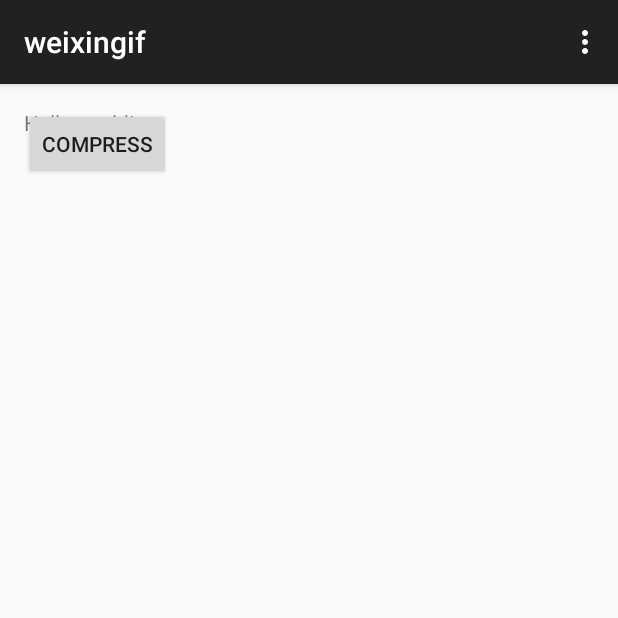
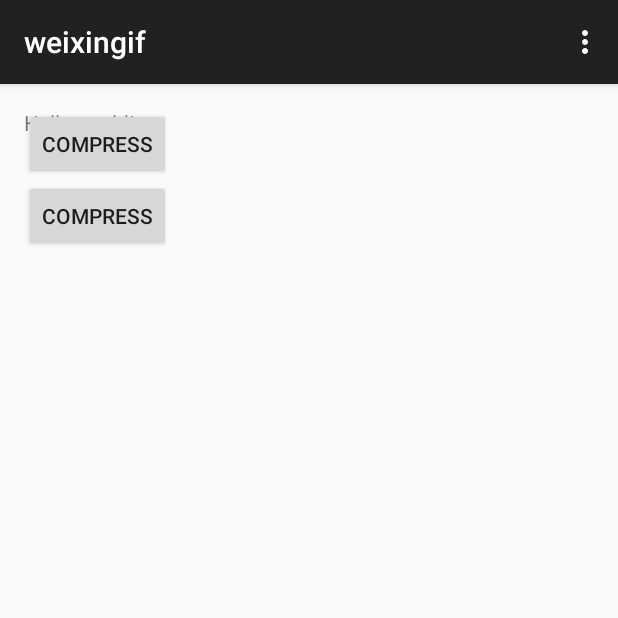
Before and after one commit to kaitian521/weixingif, an Android app: the screen it shows after launch (MainActivity), on a phone screen of 412 x 824 dp, the top half of it. Run offline under Robolectric (Android 15) with nearby library versions, the phone set to English and light mode, and no system bars; 1 statement that could not run was skipped.

Commit message:
chang strategy

```diff
--- a/app/src/main/java/kai/com/weixingif/MainActivity.java
+++ b/app/src/main/java/kai/com/weixingif/MainActivity.java
@@ -27,7 +27,7 @@ public class MainActivity extends ActionBarActivity {
         System.loadLibrary("GifProcess");
     }
 
-    Button button;
+    Button button, button2;
 
     @Override
     protected void onCreate(Bundle savedInstanceState) {
@@ -52,6 +52,18 @@ public class MainActivity extends ActionBarActivity {
             }
         });
 
+        button2 = (Button) findViewById(R.id.button2);
+        button2.setOnClickListener(new View.OnClickListener() {
+            @Override
+            public void onClick(View view) {
+//                Intent intent = new Intent();
+//                intent.setAction("android.intent.action.XXXXXXXX");
+//                intent.addCategory("FUCKU");
+//                startActivity(intent);
+                send();
+            }
+        });
+
         final GifMovieView gif1 = (GifMovieView) findViewById(R.id.gif1);
 
         gif1.setMovie(Movie.decodeFile(path + "/" + name));
@@ -60,7 +72,7 @@ public class MainActivity extends ActionBarActivity {
     }
 
     private void send() {
-        String ret = GifSicleRequest.getGifInfo("/storage/sdcard0/gif", "5M.gif");
+        String ret = GifSicleRequest.getGifInfo("/storage/sdcard0/gif", "code.gif");
         String[] rett = ret.split(";");
         for (String str: rett) {
             Log.i("MainActivity", str);
--- a/app/src/main/res/layout/activity_main.xml
+++ b/app/src/main/res/layout/activity_main.xml
@@ -21,4 +21,11 @@
         android:layout_height="wrap_content"
         android:onClick="onGifClick"/>
 
+    <Button
+        android:layout_below="@id/gif1"
+        android:id="@+id/button2"
+        android:text="compress"
+        android:layout_width="wrap_content"
+        android:layout_height="wrap_content" />
+
 </RelativeLayout>
--- /dev/null
+++ b/app/src/main/res/menu/menu_second.xml
@@ -0,0 +1,6 @@
+<menu xmlns:android="http://schemas.android.com/apk/res/android"
+    xmlns:app="http://schemas.android.com/apk/res-auto"
+    xmlns:tools="http://schemas.android.com/tools" tools:context="kai.com.weixingif.SecondActivity">
+    <item android:id="@+id/action_settings" android:title="@string/action_settings"
+        android:orderInCategory="100" app:showAsAction="never" />
+</menu>
--- a/app/src/main/res/values/strings.xml
+++ b/app/src/main/res/values/strings.xml
@@ -3,4 +3,5 @@
 
     <string name="hello_world">Hello world!</string>
     <string name="action_settings">Settings</string>
+    <string name="title_activity_second">SecondActivity</string>
 </resources>
```
Also changed, not shown: app/src/main/AndroidManifest.xml (+15 -4 lines), app/src/main/java/kai/com/weixingif/SecondActivity.java (added, +47 -0 lines), app/src/main/res/layout/activity_second.xml (added, +12 -0 lines), 3 other files.
